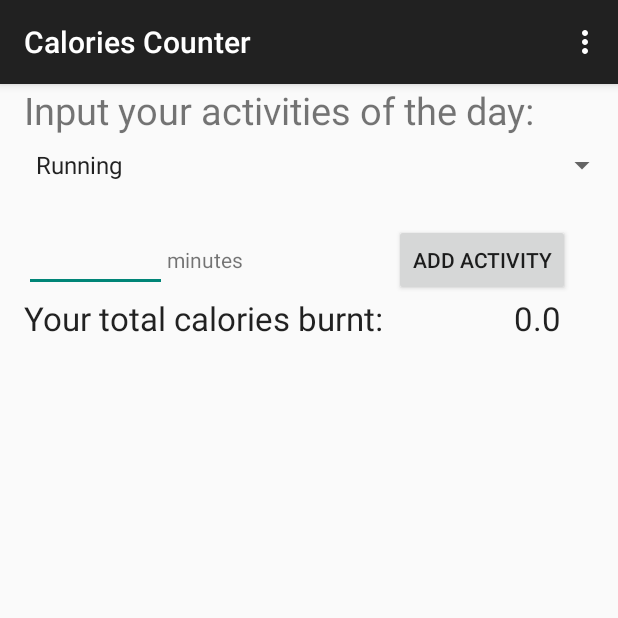
After one commit to MadReza/ETSChallenge, an Android app: the CalorieCounterActivity screen opened directly, with no data from a screen before it, on a phone screen of 412 x 824 dp, the top half of it. The commit adds this screen. Run offline under Robolectric (Android 15) with nearby library versions, the light colour scheme and no system bars.

Commit message:
Added Calorie Counter activity

```diff
--- a/APP/app/src/main/AndroidManifest.xml
+++ b/APP/app/src/main/AndroidManifest.xml
@@ -6,34 +6,35 @@
         android:allowBackup="true"
         android:icon="@drawable/round"
         android:label="@string/app_name"
-        android:theme="@style/AppTheme">
-
+        android:theme="@style/AppTheme" >
         <activity
             android:name=".MainActivity"
             android:label="@string/app_name"
-            android:screenOrientation="portrait">
+            android:screenOrientation="portrait" >
             <intent-filter>
                 <action android:name="android.intent.action.MAIN" />
+
                 <category android:name="android.intent.category.LAUNCHER" />
             </intent-filter>
         </activity>
-
         <activity
             android:name=".DidYouKnowActivity"
             android:label="BACK TO PANICK MODE!"
             android:parentActivityName=".MainActivity"
-            android:screenOrientation="portrait">
+            android:screenOrientation="portrait" >
             <meta-data
                 android:name="android.support.PARENT_ACTIVITY"
                 android:value="scs.resistors.firstresponder.MainActivity" />
         </activity>
-
         <activity
             android:name=".LoginActivity"
             android:label="@string/title_activity_login"
-            android:screenOrientation="portrait">
+            android:screenOrientation="portrait" >
         </activity>
-
+        <activity
+            android:name=".CalorieCounterActivity"
+            android:label="@string/title_activity_calorie_counter" >
+        </activity>
     </application>
 
 </manifest>
--- /dev/null
+++ b/APP/app/src/main/java/scs/resistors/firstresponder/CalorieCounterActivity.java
@@ -0,0 +1,98 @@
+package scs.resistors.firstresponder;
+
+import android.os.Bundle;
+import android.support.v7.app.ActionBarActivity;
+import android.view.Menu;
+import android.view.MenuItem;
+import android.view.View;
+import android.widget.ArrayAdapter;
+import android.widget.Button;
+import android.widget.EditText;
+import android.widget.ListView;
+import android.widget.Spinner;
+import android.widget.TextView;
+
+import java.util.ArrayList;
+import java.util.HashMap;
+
+
+public class CalorieCounterActivity extends ActionBarActivity {
+
+    private static HashMap<String, Double> activitiesMap = new HashMap<String,Double>();
+    private static String[] ACTIVITIES_NAMES = {"Running","Wrestling","Walking","Swimming","Bicycle","Roller-blade"};
+    private static double[] ACTIVITIES_CALS_PER_MIN= {9.38, 7.03, 2.86, 8.22, 4.7, 14.06};
+
+    private ArrayList<String> listViewContents = new ArrayList<String>();
+    @Override
+    protected void onCreate(Bundle savedInstanceState) {
+        super.onCreate(savedInstanceState);
+        setContentView(R.layout.activity_calorie_counter);
+
+        for(int i = 0; i < ACTIVITIES_NAMES.length;i++)
+            activitiesMap.put(ACTIVITIES_NAMES[i], ACTIVITIES_CALS_PER_MIN[i]);
+        final Spinner spinnerActivities = (Spinner) findViewById(R.id.spinnerCalorieActivities);
+
+        ListView listView = (ListView) findViewById(R.id.listViewCalorieActivities);
+        listView.setAdapter(new ArrayAdapter<String>(this,android.R.layout.simple_list_item_1,listViewContents));
+
+        ArrayAdapter<String> spinnerAdapter = new ArrayAdapter<String>(this,android.R.layout.simple_spinner_item ,ACTIVITIES_NAMES);
+        spinnerAdapter.setDropDownViewResource(android.R.layout.simple_spinner_dropdown_item);
+        spinnerActivities.setAdapter(spinnerAdapter);
+
+        Button addButton = (Button) findViewById(R.id.buttonCalorieSubmit);
+        addButton.setOnClickListener(new View.OnClickListener() {
+            @Override
+            public void onClick(View v) {
+                EditText numOfMin = (EditText) findViewById(R.id.editTextCalorieTime);
+                int minutes = Integer.parseInt(numOfMin.getText().toString());
+                String value = spinnerActivities.getSelectedItem().toString() + "*" + minutes;
+                listViewContents.add(value);
+                recalculateTotalCaloriesBurnt();
+                ListView listView = (ListView) findViewById(R.id.listViewCalorieActivities);
+                listView.invalidateViews();
+            }
+        });
+        recalculateTotalCaloriesBurnt();
+    }
+
+    private void recalculateTotalCaloriesBurnt(){
+        double totalCalories = 0;
+        ListView listView = (ListView) findViewById(R.id.listViewCalorieActivities);
+        int count = listView.getAdapter().getCount();
+        for(int i = 0; i < count; i++){
+            Object o = listView.getAdapter().getItem(i);
+            if(o instanceof String){
+                String temp = (String)o;
+                String key = temp.substring(0, temp.indexOf("*"));
+                int minutes = Integer.parseInt(temp.substring(temp.indexOf("*") + 1));
+                double value = activitiesMap.get(key);
+                totalCalories += (value * minutes);
+            }
+        }
+        // put new value in text view
+        TextView calorieTextView = (TextView) findViewById(R.id.textViewCalorieTotal);
+        calorieTextView.setText(""+totalCalories);
+    }
+
+    @Override
+    public boolean onCreateOptionsMenu(Menu menu) {
+        // Inflate the menu; this adds items to the action bar if it is present.
+        getMenuInflater().inflate(R.menu.menu_calorie_counter, menu);
+        return true;
+    }
+
+    @Override
+    public boolean onOptionsItemSelected(MenuItem item) {
+        // Handle action bar item clicks here. The action bar will
+        // automatically handle clicks on the Home/Up button, so long
+        // as you specify a parent activity in AndroidManifest.xml.
+        int id = item.getItemId();
+
+        //noinspection SimplifiableIfStatement
+        if (id == R.id.action_settings) {
+            return true;
+        }
+
+        return super.onOptionsItemSelected(item);
+    }
+}
--- a/APP/app/src/main/java/scs/resistors/firstresponder/MainActivity.java
+++ b/APP/app/src/main/java/scs/resistors/firstresponder/MainActivity.java
@@ -52,6 +52,9 @@ public class MainActivity extends ActionBarActivity {
 
         } else if (id == R.id.action_faq) {
 
+        }else if(id == R.id.action_calorie){
+            Intent intent = new Intent (this, CalorieCounterActivity.class);
+            startActivity(intent);
         }
 
         return super.onOptionsItemSelected(item);
--- /dev/null
+++ b/APP/app/src/main/res/layout/activity_calorie_counter.xml
@@ -0,0 +1,95 @@
+<LinearLayout xmlns:android="http://schemas.android.com/apk/res/android"
+    xmlns:tools="http://schemas.android.com/tools" android:layout_width="match_parent"
+    android:layout_height="match_parent" android:paddingLeft="@dimen/activity_horizontal_margin"
+
+    android:orientation="vertical"
+    tools:context="scs.resistors.firstresponder.CalorieCounterActivity">
+
+    <TextView
+        android:layout_width="357dp"
+        android:layout_height="42dp"
+        android:text="@string/calorie_title"
+        android:id="@+id/textViewCalorieTitle"
+        android:layout_alignParentTop="true"
+        android:layout_alignParentLeft="true"
+        android:layout_alignParentStart="true"
+        android:textSize="25sp" />
+
+    <LinearLayout
+        android:orientation="horizontal"
+        android:layout_width="fill_parent"
+        android:layout_height="51dp">
+
+        <Spinner
+            android:layout_width="147dp"
+            android:layout_height="wrap_content"
+            android:id="@+id/spinnerCalorieActivities"
+            android:layout_weight="0.87" />
+    </LinearLayout>
+
+    <LinearLayout
+        android:orientation="horizontal"
+        android:layout_width="match_parent"
+        android:layout_height="wrap_content"
+        android:layout_gravity="center_horizontal"
+        android:weightSum="1">
+
+        <EditText
+            android:layout_width="95dp"
+            android:layout_height="wrap_content"
+            android:inputType="number"
+            android:ems="10"
+            android:id="@+id/editTextCalorieTime" />
+
+        <TextView
+            android:layout_width="wrap_content"
+            android:layout_height="wrap_content"
+            android:text="minutes"
+            android:id="@+id/textView2"
+            android:layout_weight="0.76" />
+
+        <Button
+            android:layout_width="wrap_content"
+            android:layout_height="wrap_content"
+            android:text="@string/calorie_add"
+            android:id="@+id/buttonCalorieSubmit"
+            android:layout_gravity="right" />
+
+    </LinearLayout>
+
+    <LinearLayout
+        android:orientation="horizontal"
+        android:layout_width="match_parent"
+        android:layout_height="wrap_content"
+        android:layout_gravity="center_horizontal"
+        android:weightSum="1">
+
+        <TextView
+            android:layout_width="wrap_content"
+            android:layout_height="wrap_content"
+            android:textAppearance="?android:attr/textAppearanceLarge"
+            android:text="@string/calorie_total"
+            android:id="@+id/textViewCalorieTotalTitle"
+            android:layout_weight="0.70" />
+
+        <TextView
+            android:layout_width="wrap_content"
+            android:layout_height="wrap_content"
+            android:textAppearance="?android:attr/textAppearanceLarge"
+            android:text="0"
+            android:id="@+id/textViewCalorieTotal" />
+    </LinearLayout>
+
+    <LinearLayout
+        android:orientation="horizontal"
+        android:layout_width="match_parent"
+        android:layout_height="wrap_content"
+        android:layout_gravity="center_horizontal">
+
+        <ListView
+            android:layout_width="wrap_content"
+            android:layout_height="wrap_content"
+            android:id="@+id/listViewCalorieActivities" />
+    </LinearLayout>
+
+</LinearLayout>
--- /dev/null
+++ b/APP/app/src/main/res/menu/menu_calorie_counter.xml
@@ -0,0 +1,7 @@
+<menu xmlns:android="http://schemas.android.com/apk/res/android"
+    xmlns:app="http://schemas.android.com/apk/res-auto"
+    xmlns:tools="http://schemas.android.com/tools"
+    tools:context="scs.resistors.firstresponder.CalorieCounterActivity">
+    <item android:id="@+id/action_settings" android:title="@string/action_settings"
+        android:orderInCategory="100" app:showAsAction="never" />
+</menu>
--- a/APP/app/src/main/res/menu/menu_main.xml
+++ b/APP/app/src/main/res/menu/menu_main.xml
@@ -20,8 +20,12 @@
           android:orderInCategory="100"
           app:showAsAction="never"/>
     <item android:id="@+id/action_faq"
-          android:title="@string/action_faq"
-          android:orderInCategory="100"
-          app:showAsAction="never"/>
+        android:title="@string/action_faq"
+        android:orderInCategory="100"
+        app:showAsAction="never"/>
+    <item android:id="@+id/action_calorie"
+        android:title="@string/action_calorie"
+        android:orderInCategory="100"
+        app:showAsAction="never"/>
 
 </menu>
--- a/APP/app/src/main/res/values/strings.xml
+++ b/APP/app/src/main/res/values/strings.xml
@@ -7,6 +7,7 @@
     <string name="action_er_Contacts">ER Contacts</string>
     <string name="action_fun_facts">Fun Facts</string>
     <string name="action_settings">Settings</string>
+    <string name="action_calorie">Calories Counter</string>
     <string name="title_activity_login">LoginActivity</string>
     <string name="login_title">Login</string>
     <string name="login_username">Username:</string>
@@ -18,5 +19,8 @@
     <string name="wiki_register">Healthy Tips Notification</string>
     <string name="prefs">MyPrefs</string>
     <string name="wiki_pref">WikiPref</string>
-
+    <string name="title_activity_calorie_counter">Calories Counter</string>
+    <string name="calorie_title">Input your activities of the day:</string>
+    <string name="calorie_total">Your total calories burnt:</string>
+    <string name="calorie_add">Add Activity</string>
 </resources>
```
